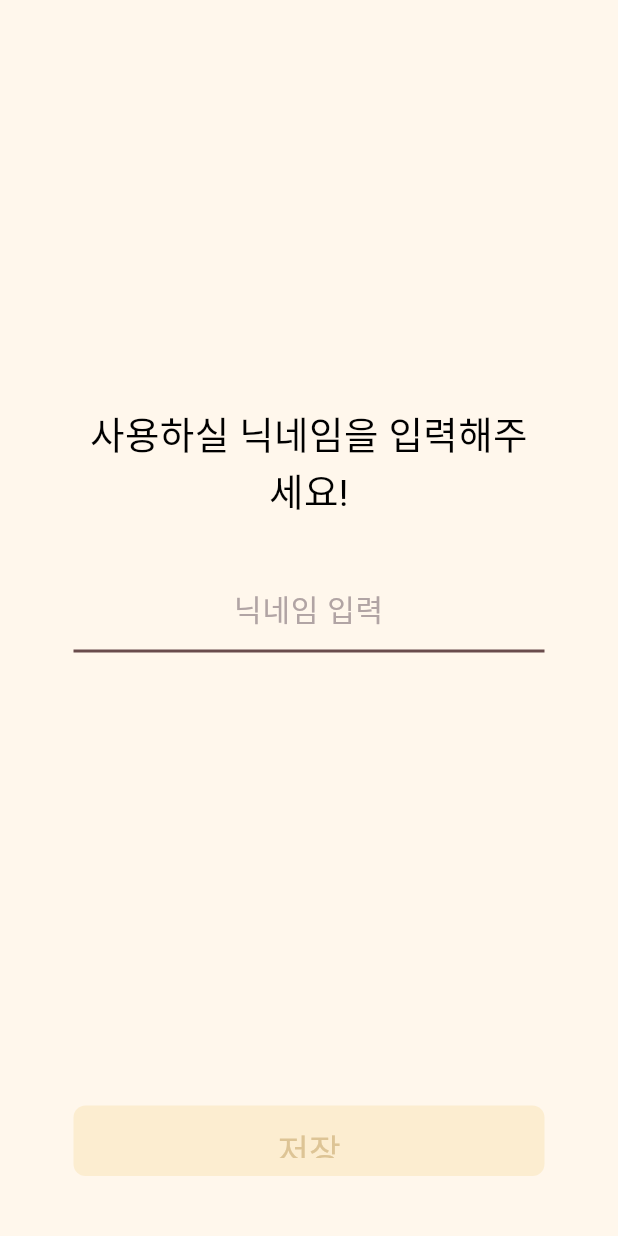
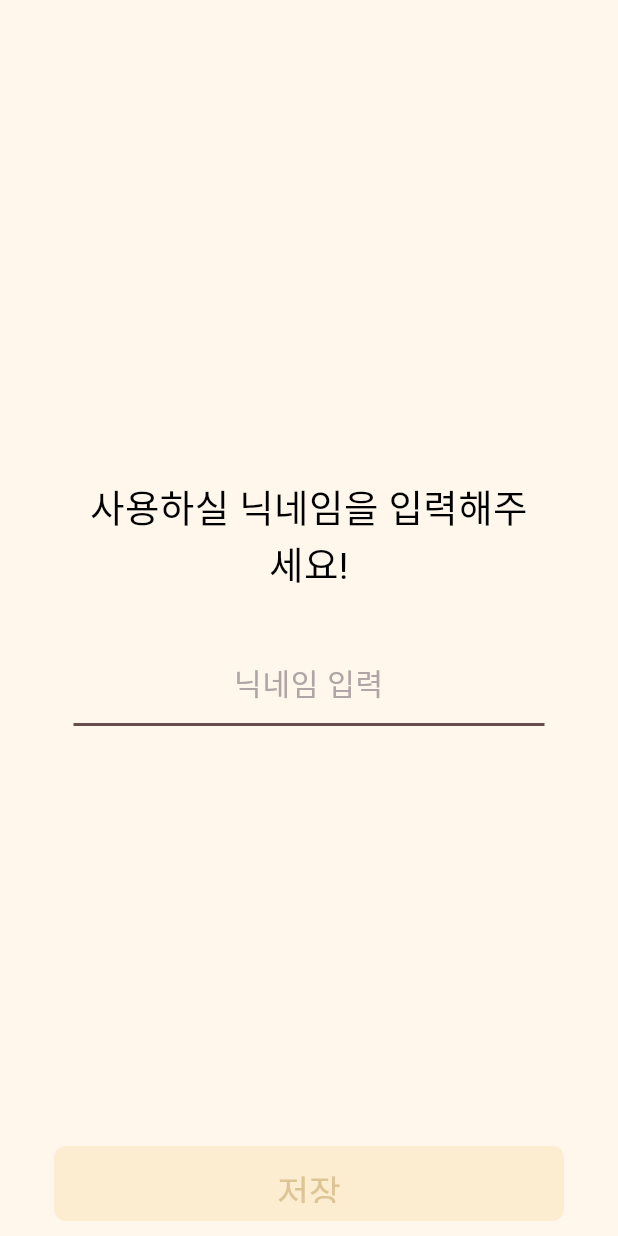
Before and after one commit to Team-Gifty/Gifty_Flutter, a Flutter app: the NicknamePage screen opened directly, on a phone screen of 412 x 824 dp. Run offline on Flutter 3.47's test engine with Material 3 defaults, Android fonts, the phone set to English and light mode, and no system bars; our stand-ins replace flutter_svg; Roboto replaces fonts that are missing (MemomentKkukkkuk).

Commit message:
🔖 :: 버튼 25 마진 적용

```diff
--- a/lib/presentation/nickName/nickName_page.dart
+++ b/lib/presentation/nickName/nickName_page.dart
@@ -34,12 +34,13 @@ class _NicknamePageState extends State<NicknamePage> {
   Widget build(BuildContext context) {
     return Scaffold(
       backgroundColor: AppColors.background,
-      body: Padding(
-        padding: const EdgeInsets.symmetric(horizontal: 49.0),
+      body: SafeArea(
         child: Column(
           children: [
-            const SizedBox(height: 271), // Adjusted height to make space for button
-            const Text(
+            const SizedBox(height: 320),
+            const Padding(
+              padding: EdgeInsets.symmetric(horizontal: 49.0),
+              child: Text(
                 '사용하실 닉네임을 입력해주세요!',
                 textAlign: TextAlign.center,
                 style: TextStyle(
@@ -47,15 +48,21 @@ class _NicknamePageState extends State<NicknamePage> {
                   fontSize: 25,
                 ),
               ),
+            ),
             const SizedBox(height: 40),
-            GiftyTextField(
+            Padding(
+              padding: const EdgeInsets.symmetric(horizontal: 49.0),
+              child: GiftyTextField(
                 controller: _textController,
                 hintText: '닉네임 입력',
                 textAlign: TextAlign.center,
               ),
-            const Spacer(), // Pushes the button to the bottom
-            Padding(
-              padding: const EdgeInsets.only(bottom: 40.0),
+            ),
+            const Spacer(),
+            Container(
+              width: 340,
+              height: 50,
+              margin: const EdgeInsets.fromLTRB(25, 0, 25, 10),
               child: GiftyButton(
                 buttonText: '저장',
                 isEnabled: _isButtonEnabled,
--- a/lib/presentation/widgets/gifty_text_field.dart
+++ b/lib/presentation/widgets/gifty_text_field.dart
@@ -1,7 +1,7 @@
 import 'package:flutter/material.dart';
 import 'package:gifty_flutter/core/theme/app_colors.dart';
 
-class GiftyTextField extends StatelessWidget {
+class GiftyTextField extends StatefulWidget {
   final String hintText;
   final TextAlign textAlign;
   final TextEditingController? controller;
@@ -14,14 +14,48 @@ class GiftyTextField extends StatelessWidget {
   });
 
   @override
+  State<GiftyTextField> createState() => _GiftyTextFieldState();
+}
+
+class _GiftyTextFieldState extends State<GiftyTextField> {
+  final FocusNode _focusNode = FocusNode();
+  String _currentHintText = '';
+
+  @override
+  void initState() {
+    super.initState();
+    _currentHintText = widget.hintText;
+    _focusNode.addListener(() {
+      if (_focusNode.hasFocus) {
+        setState(() {
+          _currentHintText = '';
+        });
+      } else {
+        if (widget.controller == null || widget.controller!.text.isEmpty) {
+          setState(() {
+            _currentHintText = widget.hintText;
+          });
+        }
+      }
+    });
+  }
+
+  @override
+  void dispose() {
+    _focusNode.dispose();
+    super.dispose();
+  }
+
+  @override
   Widget build(BuildContext context) {
     return TextField(
-      controller: controller, // Pass the controller
-      textAlign: textAlign,
+      focusNode: _focusNode,
+      controller: widget.controller,
+      textAlign: widget.textAlign,
       decoration: InputDecoration(
         filled: true,
         fillColor: AppColors.background,
-        hintText: hintText,
+        hintText: _currentHintText,
         hintStyle: const TextStyle(
           fontFamily: 'MemomentKkukkkuk',
           fontSize: 20,
```
Lines whose indentation alone changed are shown as unchanged.
